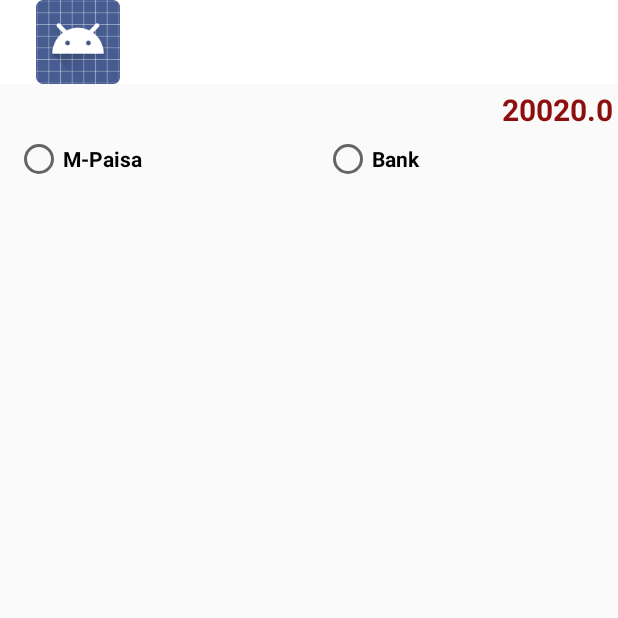
After one commit to Anilugale/Motarpart, an Android app: the Payment screen opened directly, with no data from a screen before it, on a phone screen of 412 x 824 dp, the top half of it. The commit adds this screen. Run offline under Robolectric (Android 15) with nearby library versions, the phone set to English and light mode, and no system bars; 2 statements that could not run were skipped.

Commit message:
from ofc 13 JAN mrg work

```diff
--- /dev/null
+++ b/app/src/main/java/app/motaroart/com/motarpart/Payment.java
@@ -0,0 +1,55 @@
+package app.motaroart.com.motarpart;
+
+import android.app.Activity;
+import android.os.Bundle;
+import android.widget.RadioButton;
+import android.widget.RadioGroup;
+import android.widget.TextView;
+import android.widget.Toast;
+
+import app.motaroart.com.motarpart.pojo.Order;
+
+
+public class Payment extends Activity {
+
+    Order order;
+    RadioButton m_paisa,debit_card;
+    @Override
+    protected void onCreate(Bundle savedInstanceState) {
+        super.onCreate(savedInstanceState);
+        setContentView(R.layout.activity_payment);
+        order= (Order) getIntent().getSerializableExtra("order");
+        init();
+
+        System.out.println(order.getOrderAmount()+"amount");
+
+    }
+
+    private void init() {
+        TextView total=(TextView)findViewById(R.id.total);
+        total.setText("KES."+order.getTotalAmount());
+        debit_card= (RadioButton) findViewById(R.id.debit_card);
+        m_paisa= (RadioButton) findViewById(R.id.m_paisa);
+
+        RadioGroup group=(RadioGroup) findViewById(R.id.pay_method);
+
+        group.setOnCheckedChangeListener(new RadioGroup.OnCheckedChangeListener()
+        {
+
+            public void onCheckedChanged(RadioGroup group, int checkedId)
+            {
+              switch (group.getCheckedRadioButtonId())
+              {
+                  case R.id.m_paisa:
+                      Toast.makeText(Payment.this,"m-pasa",Toast.LENGTH_SHORT).show();
+                      break;
+                  case R.id.debit_card:
+                      Toast.makeText(Payment.this,"Bank",Toast.LENGTH_SHORT).show();
+                      break;
+              }
+            }
+        });
+    }
+
+
+}
--- a/app/src/main/java/app/motaroart/com/motarpart/pojo/Order.java
+++ b/app/src/main/java/app/motaroart/com/motarpart/pojo/Order.java
@@ -20,7 +20,7 @@ public class Order implements Serializable
     private String TotalAmount;
     private String TransactionNumber;
     private String Remark;
-    private List<Product> ProductList;
+    private List<OrderProduct> ProductList;
 
 
     public String ShipmentAddress1;
@@ -190,12 +190,12 @@ public class Order implements Serializable
         this.Remark = Remark;
     }
 
-    public  List<Product> getProductList ()
+    public  List<OrderProduct> getProductList ()
     {
         return ProductList;
     }
 
-    public void setProductList ( List<Product> ProductList)
+    public void setProductList ( List<OrderProduct> ProductList)
     {
         this.ProductList = ProductList;
     }
--- a/app/src/main/res/drawable/btn_back.xml
+++ b/app/src/main/res/drawable/btn_back.xml
@@ -2,20 +2,20 @@
 <selector xmlns:android="http://schemas.android.com/apk/res/android">
 <item android:state_focused="true" android:state_pressed="true">
     <shape android:shape="rectangle">
-        <corners android:radius="10dip" />
+        <corners android:radius="2dip" />
         <solid android:color="#E27F04" />
     </shape>
 </item>
 <item android:state_focused="false" android:state_pressed="true">
     <shape android:shape="rectangle">
-        <corners android:radius="10dip" />
+        <corners android:radius="2dip" />
 
         <solid android:color="#ffffc25b" />
     </shape>
 </item>
 <item>
     <shape android:shape="rectangle">
-        <corners android:radius="10dip" />
+        <corners android:radius="2dip" />
         <solid android:color="#E27F04" />
     </shape>
 </item>
--- /dev/null
+++ b/app/src/main/res/layout/activity_payment.xml
@@ -0,0 +1,45 @@
+<LinearLayout xmlns:android="http://schemas.android.com/apk/res/android"
+    xmlns:tools="http://schemas.android.com/tools"
+    android:layout_width="match_parent"
+    android:layout_height="match_parent"
+    android:orientation="vertical"
+    tools:context="app.motaroart.com.motarpart.Payment">
+
+
+    <TextView
+        android:id="@+id/total"
+        android:layout_width="match_parent"
+        android:layout_height="wrap_content"
+        android:textStyle="bold"
+        android:textSize="20sp"
+        android:textColor="#ff8d0e0c"
+        android:gravity="right"
+        android:layout_margin="3dp"
+        android:text="20020.0"/>
+
+    <RadioGroup
+        android:orientation="horizontal"
+        android:id="@+id/pay_method"
+        android:layout_width="match_parent"
+        android:layout_height="wrap_content">
+
+        <RadioButton
+            android:layout_marginLeft="10dp"
+            android:id="@+id/m_paisa"
+            android:layout_weight="1"
+            android:layout_width="0dp"
+            android:text="M-Paisa"
+            android:textStyle="bold"
+            android:layout_height="wrap_content" />
+        <RadioButton
+            android:layout_marginLeft="10dp"
+            android:id="@+id/debit_card"
+            android:layout_weight="1"
+            android:layout_width="0dp"
+            android:text="Bank"
+            android:textStyle="bold"
+            android:layout_height="wrap_content" />
+    </RadioGroup>
+
+
+</LinearLayout>
--- a/app/src/main/res/values/strings.xml
+++ b/app/src/main/res/values/strings.xml
@@ -14,5 +14,6 @@
     <string name="title_activity_user">UserActivity</string>
     <string name="title_activity_user_acitivity">UserAcitivity</string>
     <string name="title_activity_summry">Summry</string>
+    <string name="title_activity_payment">Payment</string>
 
 </resources>
```
Also changed, not shown: app/src/main/AndroidManifest.xml (+15 -4 lines), app/src/main/java/app/motaroart/com/motarpart/Cart.java (+58 -21 lines), app/src/main/java/app/motaroart/com/motarpart/Registration.java (+15 -6 lines), app/src/main/java/app/motaroart/com/motarpart/Summry.java (+15 -1 lines), app/src/main/java/app/motaroart/com/motarpart/adapter/CartAdapter.java (+8 -4 lines), app/src/main/java/app/motaroart/com/motarpart/pojo/OrderProduct.java (added, +142 -0 lines), app/src/main/res/layout/activity_cart.xml (+5 -19 lines), app/src/main/res/layout/activity_registration.xml (+23 -1 lines), app/src/main/res/layout/activity_summry.xml (+10 -1 lines), app/src/main/res/layout/list_cart.xml (+9 -12 lines), app/src/main/res/menu/menu_payment.xml (added, +7 -0 lines).
